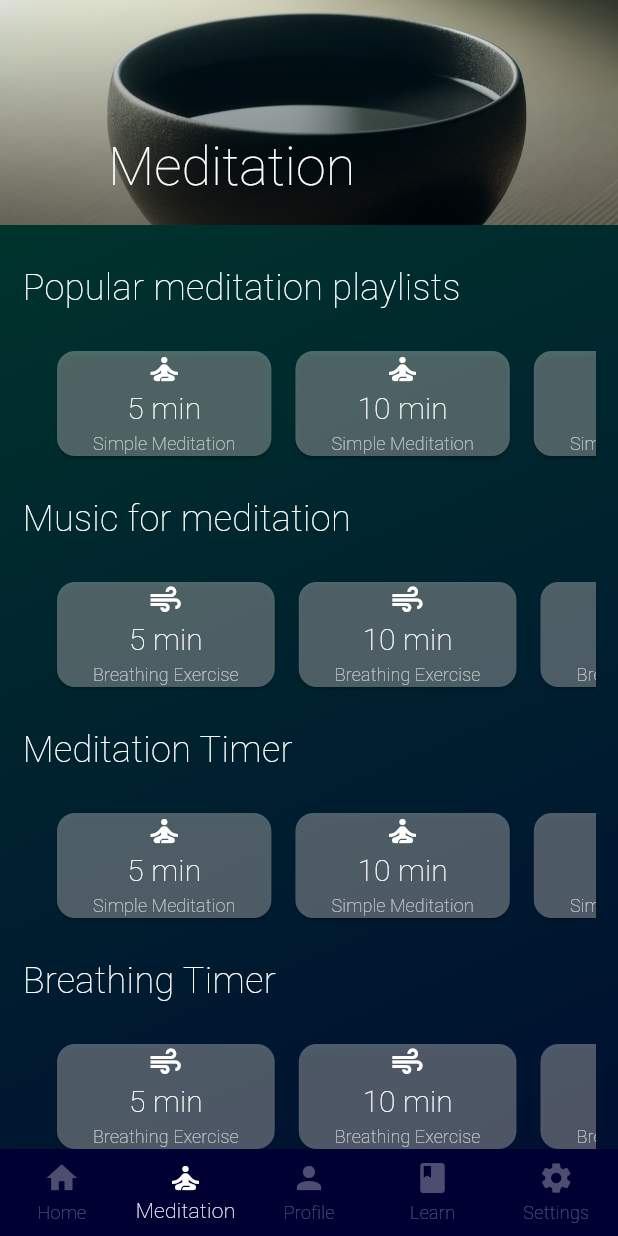
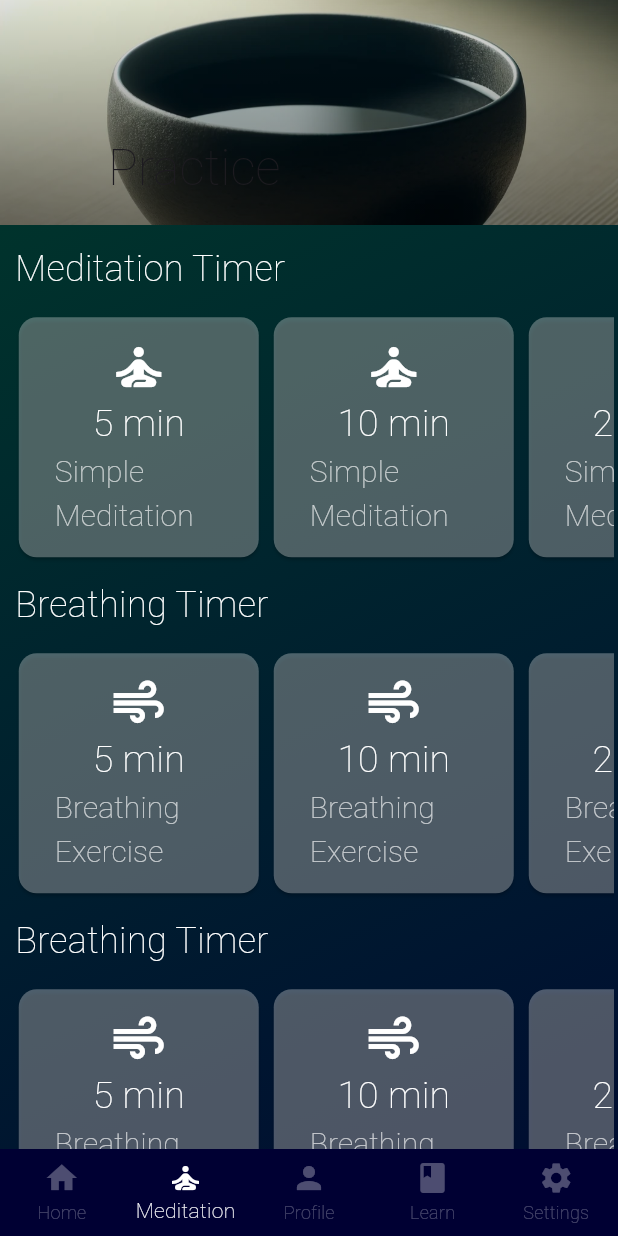
Before and after one commit to crypticdenis/meditation_app_flutter, a Flutter app: the screen it shows after launch, item 2 of the bottom bar chosen, on a phone screen of 412 x 824 dp. Run offline on Flutter 3.47's test engine with Material 3 defaults, Android fonts, the phone set to English and light mode, and no system bars; our stand-ins replace audioplayers, firebase_auth, firebase_core, fl_chart, google_sign_in, shared_preferences and 1 more; missing offline and left inert: firebase_app_check; accounts and stored records are empty; Roboto replaces fonts that are missing (SourceSansPro).

Commit message:
minor style changes

```diff
--- a/lib/meditation/meditation_preselect.dart
+++ b/lib/meditation/meditation_preselect.dart
@@ -27,7 +27,7 @@ class DurationSuggestions extends StatelessWidget {
 
     return SingleChildScrollView(
       scrollDirection: Axis.horizontal,
-      padding: const EdgeInsets.all(15.0),
+      padding: const EdgeInsets.all(5.0),
       child: Row(
         children: List.generate(suggestedDurations.length + 1, (index) {
           return _buildDurationButton(
@@ -48,8 +48,10 @@ class DurationSuggestions extends StatelessWidget {
         IconData? iconData}) {
     final buttonText = duration != null ? '$duration min' : '+';
     return Padding(
-      padding: const EdgeInsets.symmetric(horizontal: 8),
-      child: Container(
+      padding: const EdgeInsets.symmetric(horizontal: 5),
+      child: SizedBox(
+        width: 160, // Set this to your desired size
+        height: 160, // Set this to your desired size
         child: ElevatedButton(
           style: ElevatedButton.styleFrom(
             backgroundColor: Colors.white30,
@@ -69,13 +71,13 @@ class DurationSuggestions extends StatelessWidget {
             mainAxisSize: MainAxisSize.min,
             children: [
               if (iconData != null)
-                Icon(iconData, color: Colors.white, size: 24.0),
+                Icon(iconData, color: Colors.white, size: 40.0),
               Text(buttonText,
-                  style: const TextStyle(fontSize: 20, color: Colors.white)),
+                  style: const TextStyle(fontSize: 25, color: Colors.white)),
               if (duration != null)
                 Text(
                   isMeditation ? 'Simple Meditation' : 'Breathing Exercise',
-                  style: const TextStyle(fontSize: 12, color: Colors.white70),
+                  style: const TextStyle(fontSize: 20, color: Colors.white70),
                 ),
             ],
           ),
@@ -86,7 +88,7 @@ class DurationSuggestions extends StatelessWidget {
 
   Widget buildSectionHeader(String title) {
     return Padding(
-      padding: const EdgeInsets.symmetric(vertical: 10.0),
+      padding: const EdgeInsets.symmetric(vertical: 10.0, horizontal: 7.5),
       child: Text(
         title,
         style: const TextStyle(fontSize: 24, color: Colors.white),
@@ -106,15 +108,8 @@ class DurationSuggestions extends StatelessWidget {
             pinned: true,
             flexibleSpace: FlexibleSpaceBar(
               title: Text(
-                'Meditation',
-                style: TextStyle(
-                  fontFamily: 'SourceSansPro',
-                  fontWeight: FontWeight.w200, // ExtraLight
-                  fontSize: 24.0,
-                  color: Colors.white,
-                ),
+                'Practice',
               ),
-
               background: Stack(
                 fit: StackFit.expand,
                 children: [
@@ -143,14 +138,10 @@ class DurationSuggestions extends StatelessWidget {
                     gradient: themeProvider.currentGradient,
                   ),
                   child: Padding(
-                    padding: const EdgeInsets.all(15.0),
+                    padding: const EdgeInsets.all(2.5),
                     child: Column(
                       crossAxisAlignment: CrossAxisAlignment.start,
                       children: [
-                        buildSectionHeader('Popular meditation playlists'),
-                        _buildHorizontalScroll(context, true),
-                        buildSectionHeader('Music for meditation'),
-                        _buildHorizontalScroll(context, false),
                         buildSectionHeader('Meditation Timer'),
                         _buildHorizontalScroll(context, true),
                         buildSectionHeader('Breathing Timer'),
```
Also changed, not shown: lib/Profile/sign_in.dart (+19 -3 lines).
